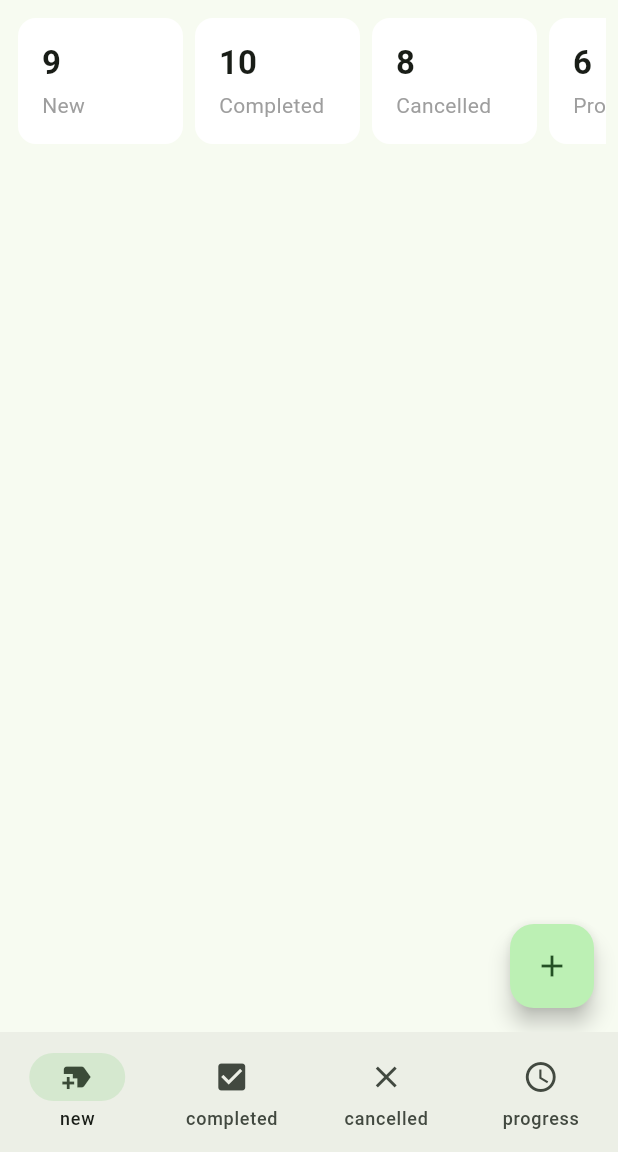
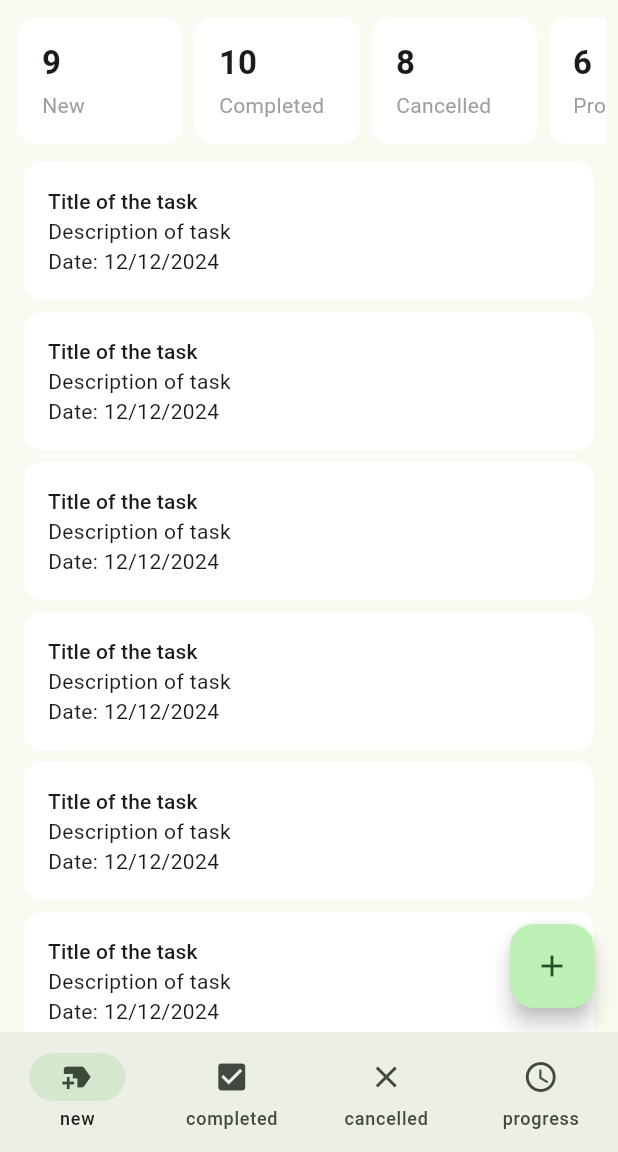
Before and after one commit to AlexMajumder/task_manager, a Flutter app: the screen it shows after launch, after a tap on the "arrow circle right" icon, on a phone screen of 412 x 824 dp, the part 84-1236 px from its top. Run offline on Flutter 3.47's test engine with Material 3 defaults, Android fonts, the phone set to English and light mode, and no system bars; our stand-ins replace flutter_svg, pin_code_fields.

Commit message:
demo implement

```diff
--- a/lib/app.dart
+++ b/lib/app.dart
@@ -50,7 +50,7 @@ class _TaskManagerAppState extends State<TaskManagerApp> {
           backgroundColor: AppColors.themeColor,
           foregroundColor: Colors.white,
           padding:
-          EdgeInsets.symmetric(horizontal: 16, vertical: 10),
+          const EdgeInsets.symmetric(horizontal: 16, vertical: 10),
           fixedSize: const Size.fromWidth(double.maxFinite),
           shape: RoundedRectangleBorder(
               borderRadius: BorderRadius.circular(8))),
--- a/lib/main.dart
+++ b/lib/main.dart
@@ -2,5 +2,5 @@ import 'package:flutter/cupertino.dart';
 import 'package:task_manager/app.dart';
 
 void main(){
-  runApp(TaskManagerApp());
+  runApp(const TaskManagerApp());
 }
--- a/lib/ui/screen/new_task_screen.dart
+++ b/lib/ui/screen/new_task_screen.dart
@@ -16,6 +16,37 @@ class _NewTaskScreenState extends State<NewTaskScreen> {
       body: Column(
         children: [
           buildSummerySection(),
+          Expanded(
+            child: ListView.separated(
+              itemCount: 10,
+              itemBuilder: (context, index) {
+                return Card(
+                  elevation: 0,
+                  color: Colors.white,
+                  margin: const EdgeInsets.symmetric(horizontal: 16),
+                  child: Padding(
+                    padding: const EdgeInsets.all(16),
+                    child: Column(
+                      crossAxisAlignment: CrossAxisAlignment.start,
+                      children: [
+                        Text('Title of the task',
+                            style: Theme.of(context).textTheme.titleSmall),
+                        const Text(
+                          'Description of task',
+                        ),
+                        const Text(
+                          'Date: 12/12/2024',
+                        ),
+                      ],
+                    ),
+                  ),
+                );
+              },
+              separatorBuilder: (context, index) {
+                return const SizedBox(height: 8);
+              },
+            ),
+          )
         ],
       ),
       floatingActionButton: FloatingActionButton(
@@ -35,13 +66,16 @@ class _NewTaskScreenState extends State<NewTaskScreen> {
             TaskSummeryCard(
               count: 9,
               title: 'New',
-                ),TaskSummeryCard(
+            ),
+            TaskSummeryCard(
               count: 10,
               title: 'Completed',
-                ),TaskSummeryCard(
+            ),
+            TaskSummeryCard(
               count: 8,
               title: 'Cancelled',
-                ),TaskSummeryCard(
+            ),
+            TaskSummeryCard(
               count: 6,
               title: 'Progress',
             ),
```
Also changed, not shown: pubspec.lock, 2 other files. Lines whose indentation alone changed are shown as unchanged.
